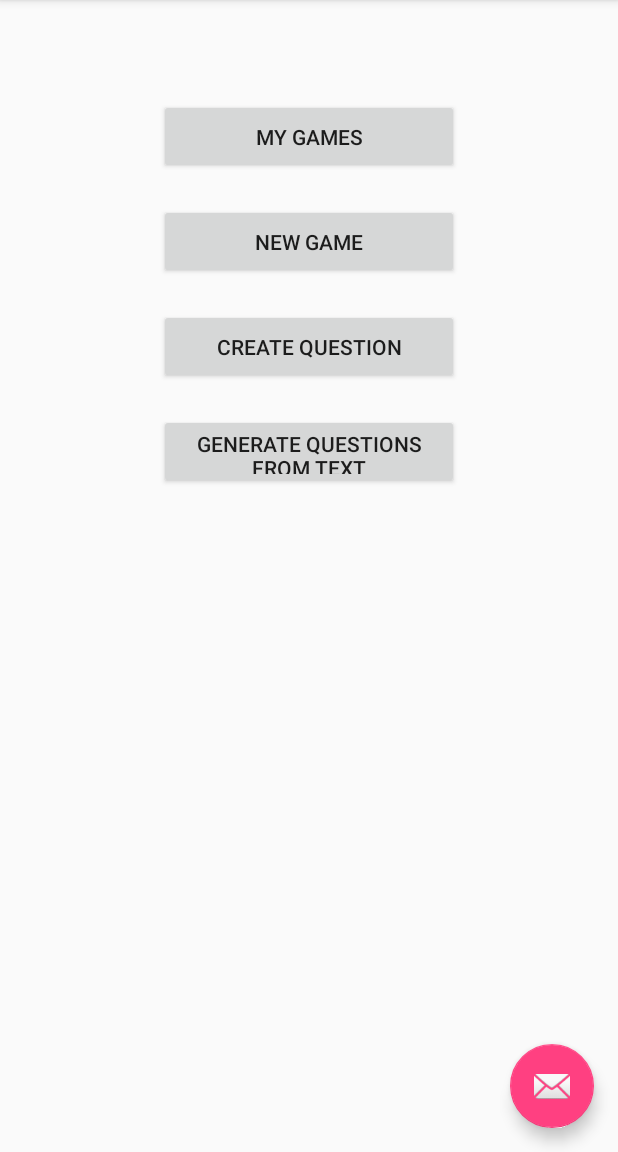
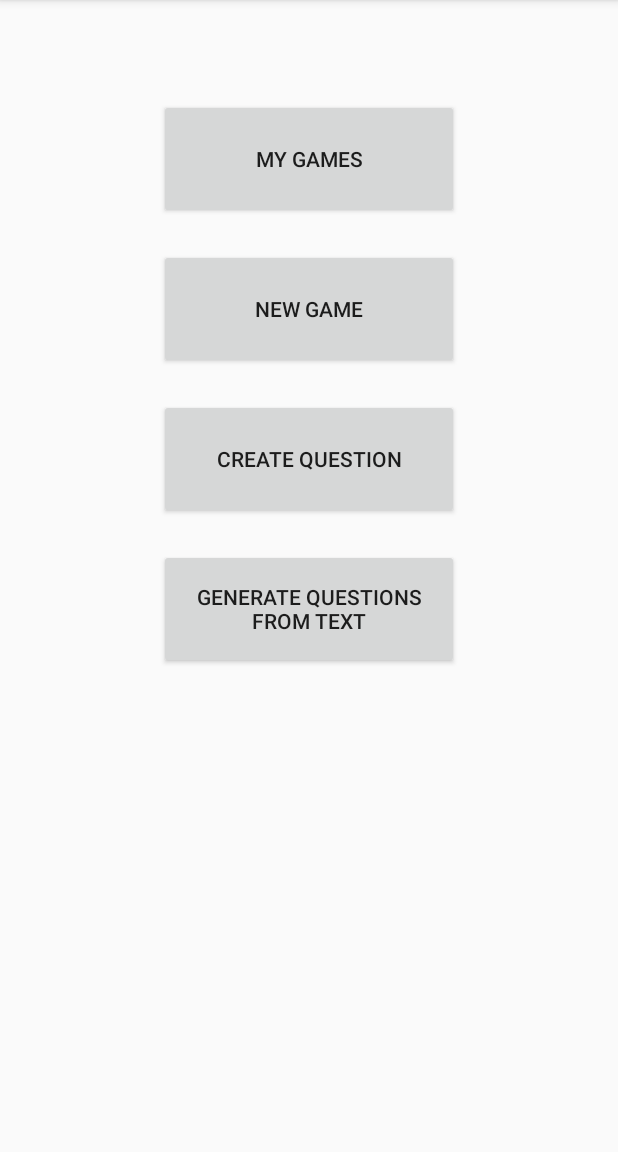
Before and after one commit to 1a2a3a4a/Kandidat, an Android app: the screen it shows after launch (MainActivity), on a phone screen of 412 x 824 dp, the part 84-1236 px from its top. Run offline under Robolectric (Android 15) with nearby library versions, the light colour scheme and no system bars.

Commit message:
small changes

```diff
--- a/Appen/CourseQuizard/app/src/main/java/com/example/coursequizard/coursequizard/MainActivity.java
+++ b/Appen/CourseQuizard/app/src/main/java/com/example/coursequizard/coursequizard/MainActivity.java
@@ -45,7 +45,7 @@ public class MainActivity extends AppCompatActivity
         Toolbar toolbar = (Toolbar) findViewById(R.id.toolbar);
         setSupportActionBar(toolbar);
 
-        FloatingActionButton fab = (FloatingActionButton) findViewById(R.id.fab);
+        /*FloatingActionButton fab = (FloatingActionButton) findViewById(R.id.fab);
 
         fab.setOnClickListener(new View.OnClickListener() {
             @Override
@@ -54,7 +54,7 @@ public class MainActivity extends AppCompatActivity
                         .setAction("Action", null).show();
             }
         });
-
+*/
 
         DrawerLayout drawer = (DrawerLayout) findViewById(R.id.drawer_layout);
         ActionBarDrawerToggle toggle = new ActionBarDrawerToggle(
--- a/Appen/CourseQuizard/app/src/main/res/layout/activity_create_question.xml
+++ b/Appen/CourseQuizard/app/src/main/res/layout/activity_create_question.xml
@@ -126,7 +126,7 @@
         android:layout_alignParentTop="true"
         android:layout_marginTop="71dp"
         android:layout_alignParentEnd="true"
-        android:hint="Enter Question HEre" />
+        android:hint="Enter question here" />
 
     <Button
         android:layout_width="wrap_content"
--- a/Appen/CourseQuizard/app/src/main/res/layout/app_bar_main.xml
+++ b/Appen/CourseQuizard/app/src/main/res/layout/app_bar_main.xml
@@ -23,12 +23,12 @@
 
     <include layout="@layout/content_main" />
 
-    <android.support.design.widget.FloatingActionButton
+    <!--<android.support.design.widget.FloatingActionButton
         android:id="@+id/fab"
         android:layout_width="wrap_content"
         android:layout_height="wrap_content"
         android:layout_gravity="bottom|end"
         android:layout_margin="@dimen/fab_margin"
         android:src="@android:drawable/ic_dialog_email" />
-
+!-->
 </android.support.design.widget.CoordinatorLayout>
--- a/Appen/CourseQuizard/app/src/main/res/layout/content_main.xml
+++ b/Appen/CourseQuizard/app/src/main/res/layout/content_main.xml
@@ -14,7 +14,7 @@
 
     <Button
         android:layout_width="200dp"
-        android:layout_height="50dp"
+        android:layout_height="80dp"
         android:text="My games"
         android:id="@+id/cqMyGamesButton"
         android:layout_marginTop="50dp"
@@ -23,7 +23,7 @@
         android:layout_alignStart="@+id/cqNewGameButton" />
     <Button
         android:layout_width="200dp"
-        android:layout_height="50dp"
+        android:layout_height="80dp"
         android:text="New Game"
         android:id="@+id/cqNewGameButton"
         android:onClick="cqToOpponentActivity"
@@ -34,7 +34,7 @@
 
     <Button
         android:layout_width="200dp"
-        android:layout_height="50dp"
+        android:layout_height="80dp"
         android:text="Create question"
         android:id="@+id/cqCreateQuestionButton"
         android:layout_marginTop="20dp"
@@ -43,7 +43,7 @@
         android:layout_centerHorizontal="true" />
     <Button
         android:layout_width="200dp"
-        android:layout_height="50dp"
+        android:layout_height="80dp"
         android:text="Generate questions from text"
         android:id="@+id/generateQuestionButton"
         android:layout_marginTop="20dp"
```
